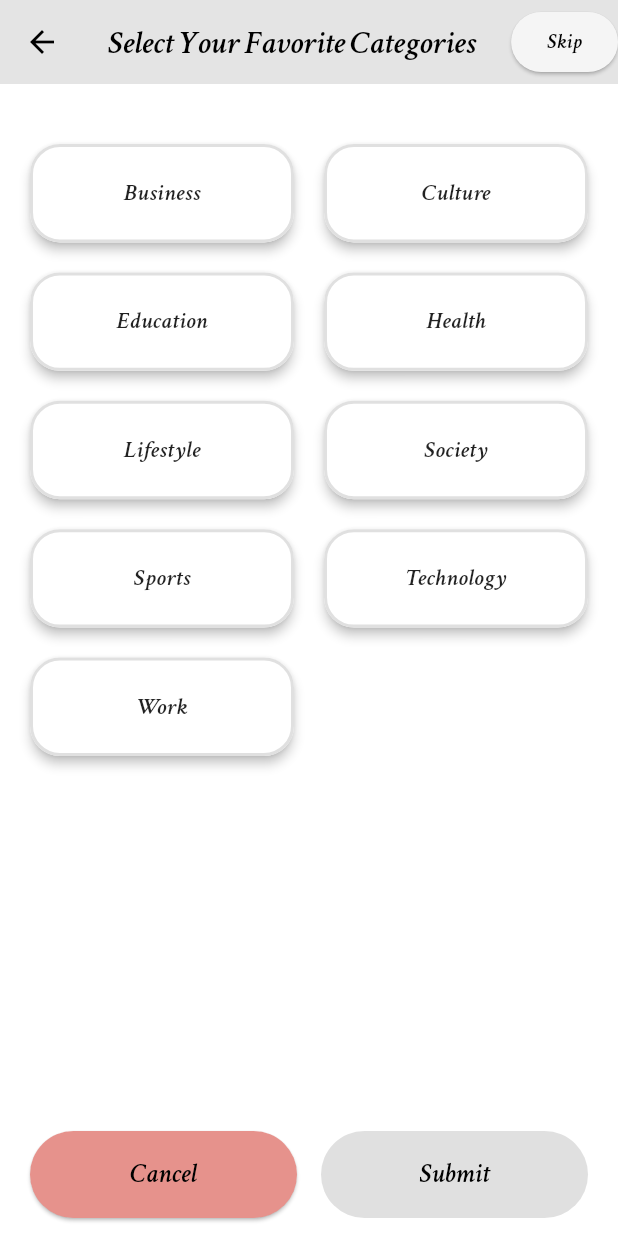
After one commit to AswinSudhakar/InkBloom-Blog-App, a Flutter app: the CategoryScreenstart screen opened directly, on a phone screen of 412 x 824 dp. The commit adds this screen. Run offline on Flutter 3.47's test engine with Material 3 defaults, Android fonts, the light colour scheme and no system bars; our stand-ins replace anim_search_bar, connectivity_plus, fluttertoast, font_awesome_flutter, google_fonts, image_picker and 3 more; accounts and stored records are empty; network calls fail.

```diff
--- a/lib/View/authentication/login.dart
+++ b/lib/View/authentication/login.dart
@@ -1,6 +1,7 @@
 import 'package:flutter/material.dart';
 import 'package:inkbloom/View/blogscreens/mainhome.dart';
 import 'package:inkbloom/View/drawer/categoryseleection.dart';
+import 'package:inkbloom/View/drawer/categorystart.dart';
 import 'package:inkbloom/ViewModel/userprovider.dart';
 import 'package:inkbloom/models/user/usermodel.dart';
 import 'package:inkbloom/service/authservice.dart';
@@ -46,7 +47,7 @@ class _LoginScreenState extends State<LoginScreen> {
             Navigator.pushReplacement(
               context,
               MaterialPageRoute(
-                builder: (_) => CategoryScreen(),
+                builder: (_) => CategoryScreenstart(),
               ),
             );
           } else {
--- a/lib/View/blogscreens/blogdetail.dart
+++ b/lib/View/blogscreens/blogdetail.dart
@@ -173,6 +173,7 @@ class _BlogDetailState extends State<BlogDetail> {
                   if (loadingProgress == null) return child;
                   return Center(
                     child: CircularProgressIndicator(
+                      color: Theme.of(context).colorScheme.onPrimary,
                       value: loadingProgress.expectedTotalBytes != null
                           ? loadingProgress.cumulativeBytesLoaded /
                               loadingProgress.expectedTotalBytes!
--- a/lib/View/blogscreens/recommentedblogs.dart
+++ b/lib/View/blogscreens/recommentedblogs.dart
@@ -1,6 +1,7 @@
 import 'package:flutter/material.dart';
 import 'package:inkbloom/ViewModel/blogprovider.dart';
 import 'package:inkbloom/widgets/bloglistview.dart';
+import 'package:inkbloom/widgets/shimmer.dart';
 import 'package:provider/provider.dart';
 
 class RecommentedBlogs extends StatefulWidget {
@@ -25,7 +26,9 @@ class _RecommentedBlogsState extends State<RecommentedBlogs> {
               fontFamily: 'CrimsonText-Bold'),
         ),
       ),
-      body: RefreshIndicator(
+      body: blogprovider.isLoading
+          ? Center(child: Shimmerloading(context))
+          : RefreshIndicator(
               onRefresh: blogprovider.refreshuserpref,
               child: SingleChildScrollView(
                 child: Column(
--- /dev/null
+++ b/lib/View/drawer/categorystart.dart
@@ -0,0 +1,277 @@
+import 'package:flutter/material.dart';
+import 'package:inkbloom/View/blogscreens/mainhome.dart';
+import 'package:inkbloom/ViewModel/blogprovider.dart';
+import 'package:inkbloom/ViewModel/categoryprovider.dart';
+import 'package:provider/provider.dart';
+
+class CategoryScreenstart extends StatefulWidget {
+  const CategoryScreenstart({super.key});
+
+  @override
+  State<CategoryScreenstart> createState() => _CategoryScreenState();
+}
+
+class _CategoryScreenState extends State<CategoryScreenstart> {
+  BlogProvider blogProvider = BlogProvider();
+
+  List<String> categories = [
+    'Business',
+    'Culture',
+    'Education',
+    'Health',
+    'Lifestyle',
+    'Society',
+    'Sports',
+    'Technology',
+    'Work',
+  ];
+
+  final List<String> selectedcategories = [];
+
+  void oncategoryTappped(String category) {
+    setState(() {
+      if (selectedcategories.contains(category)) {
+        selectedcategories.remove(category);
+      } else {
+        selectedcategories.add(category);
+      }
+    });
+  }
+
+  @override
+  void initState() {
+    WidgetsBinding.instance.addPostFrameCallback((_) async {
+      final provider = Provider.of<CategoryProvider>(context, listen: false);
+      await provider.fetchusercategory();
+
+      setState(() {
+        selectedcategories.addAll(provider.usercategory);
+      });
+    });
+
+    super.initState();
+  }
+
+  void clearAllCategories() {
+    setState(() {
+      selectedcategories.clear();
+      Provider.of<CategoryProvider>(context, listen: false)
+          .updateUserCategories(selectedcategories);
+    });
+    Navigator.pop(context);
+  }
+
+  @override
+  Widget build(BuildContext context) {
+    return Scaffold(
+      backgroundColor: Theme.of(context).colorScheme.primary,
+      appBar: AppBar(
+        leading: IconButton(
+            onPressed: () {
+              Navigator.pop(context);
+            },
+            icon: Icon(
+              Icons.arrow_back,
+              color: Theme.of(context).colorScheme.onPrimary,
+            )),
+        title: Text(
+          'Select Your Favorite Categories',
+          style: TextStyle(
+              color: Theme.of(context).colorScheme.onPrimary,
+              fontWeight: FontWeight.w600,
+              fontFamily: 'CrimsonText-SemiBoldItalic'),
+        ),
+        backgroundColor: Colors.grey.withOpacity(.3),
+        foregroundColor: Colors.black,
+        elevation: 4,
+        actions: [
+          ElevatedButton(
+              onPressed: () => Navigator.pushReplacement(
+                  context,
+                  MaterialPageRoute(
+                    builder: (context) => Mainhome(),
+                  )),
+              child: Text(
+                'Skip',
+                style: TextStyle(
+                    color: Theme.of(context).colorScheme.onPrimary,
+                    fontFamily: 'CrimsonText-SemiBoldItalic'),
+              ))
+        ],
+      ),
+      body: Padding(
+        padding: const EdgeInsets.all(16),
+        child: Column(
+          children: [
+            // // Clear All Button
+            // Row(
+            //   mainAxisAlignment: MainAxisAlignment.start,
+            //   children: [
+            //     ElevatedButton(
+            //       onPressed: () {
+            //         clearAllCategories();
+            //       },
+            //       style: ElevatedButton.styleFrom(
+            //         padding: EdgeInsets.symmetric(vertical: 16),
+            //         backgroundColor: const Color.fromARGB(255, 212, 107, 107),
+            //         shape: RoundedRectangleBorder(
+            //           borderRadius: BorderRadius.circular(10),
+            //         ),
+            //       ),
+            //       child: Text(
+            //         'Clear All',
+            //         style: TextStyle(
+            //           fontSize: 18,
+            //           color: Colors.white,
+            //           fontFamily: 'CrimsonText-SemiBoldItalic',
+            //         ),
+            //       ),
+            //     ),
+            //   ],
+            // ),
+            SizedBox(
+              height: 20,
+            ),
+            Expanded(
+              child: GridView.builder(
+                itemCount: categories.length,
+                gridDelegate: SliverGridDelegateWithFixedCrossAxisCount(
+                  crossAxisCount: 2, // 2 columns
+                  mainAxisSpacing: 12,
+                  crossAxisSpacing: 12,
+                  childAspectRatio: 2.5,
+                ),
+                itemBuilder: (context, index) {
+                  final category = categories[index];
+                  final isSelected = selectedcategories.contains(category);
+
+                  return GestureDetector(
+                    onTap: () => oncategoryTappped(category),
+                    child: Card(
+                      elevation: 3,
+                      shape: RoundedRectangleBorder(
+                        borderRadius: BorderRadius.circular(20),
+                        side: BorderSide(
+                          color:
+                              isSelected ? Colors.grey : Colors.grey.shade300,
+                          width: 2,
+                        ),
+                      ),
+                      color: isSelected
+                          ? Colors.grey.withOpacity(0.8)
+                          : Colors.white,
+                      child: Center(
+                        child: Text(
+                          category,
+                          style: TextStyle(
+                            fontWeight: FontWeight.bold,
+                            fontFamily: 'CrimsonText-SemiBoldItalic',
+                            color: isSelected ? Colors.white : Colors.black87,
+                            fontSize: 16,
+                          ),
+                        ),
+                      ),
+                    ),
+                  );
+                },
+              ),
+            ),
+          ],
+        ),
+      ),
+      // bottomNavigationBar: Container(
+      //   padding: EdgeInsets.symmetric(horizontal: 20, vertical: 12),
+      //   child: ElevatedButton(
+      //     style: ElevatedButton.styleFrom(
+      //       padding: EdgeInsets.symmetric(vertical: 16),
+      //       backgroundColor: Colors.grey.shade300,
+      //       shape: RoundedRectangleBorder(
+      //         borderRadius: BorderRadius.circular(30),
+      //       ),
+      //       elevation: 5,
+      //     ),
+      //     onPressed: () {
+      //       Provider.of<CategoryProvider>(context, listen: false)
+      //           .updateUserCategories(selectedcategories);
+      //       print('Selected categories: $selectedcategories');
+      //       Navigator.push(
+      //           context,
+      //           MaterialPageRoute(
+      //             builder: (context) => HomeScreen2(),
+      //           ));
+      //     },
+      //     child: Text(
+      //       'Submit',
+      //       style: TextStyle(
+      //           fontSize: 18,
+      //           color: Colors.black,
+      //           fontFamily: 'CrimsonText-SemiBoldItalic'),
+      //     ),
+      //   ),
+      // ),
+
+      bottomNavigationBar: Padding(
+        padding: const EdgeInsets.symmetric(horizontal: 20, vertical: 12),
+        child: Row(
+          children: [
+            Expanded(
+              child: ElevatedButton(
+                onPressed: () {
+                  Navigator.pop(context); // 👈 Cancels and goes back
+                },
+                style: ElevatedButton.styleFrom(
+                  padding: EdgeInsets.symmetric(vertical: 16),
+                  backgroundColor: Theme.of(context).colorScheme.error,
+                  shape: RoundedRectangleBorder(
+                    borderRadius: BorderRadius.circular(30),
+                  ),
+                ),
+                child: Text(
+                  'Cancel',
+                  style: TextStyle(
+                    fontSize: 18,
+                    color: Theme.of(context).colorScheme.onPrimary,
+                    fontFamily: 'CrimsonText-SemiBoldItalic',
+                  ),
+                ),
+              ),
+            ),
+            SizedBox(width: 16),
+            Expanded(
+              child: ElevatedButton(
+                onPressed: selectedcategories.isEmpty
+                    ? null
+                    : () {
+                        Provider.of<CategoryProvider>(context, listen: false)
+                            .updateUserCategories(selectedcategories);
+                        debugPrint('Selected categories: $selectedcategories');
+
+                        Navigator.pushAndRemoveUntil(
+                          context,
+                          MaterialPageRoute(builder: (context) => Mainhome()),
+                          (route) => false,
+                        );
+                      },
+                style: ElevatedButton.styleFrom(
+                  padding: EdgeInsets.symmetric(vertical: 16),
+                  backgroundColor: Colors.grey.shade300,
+                  shape: RoundedRectangleBorder(
+                    borderRadius: BorderRadius.circular(30),
+                  ),
+                ),
+                child: Text(
+                  'Submit',
+                  style: TextStyle(
+                    fontSize: 18,
+                    color: Colors.black,
+                    fontFamily: 'CrimsonText-SemiBoldItalic',
+                  ),
+                ),
+              ),
+            ),
+          ],
+        ),
+      ),
+    );
+  }
+}
--- a/lib/widgets/drawer.dart
+++ b/lib/widgets/drawer.dart
@@ -5,6 +5,7 @@ import 'package:inkbloom/View/drawer/privacyandpolicy.dart';
 import 'package:inkbloom/View/drawer/settings.dart';
 import 'package:inkbloom/ViewModel/userprovider.dart';
 import 'package:inkbloom/service/authservice.dart';
+import 'package:inkbloom/widgets/shimmer.dart';
 import 'package:provider/provider.dart';
 
 class AppDrawer extends StatefulWidget {
@@ -150,6 +151,11 @@ class _AppDrawerState extends State<AppDrawer> {
                     icon: Icons.logout,
                     text: "Logout",
                     onTap: () => authservice.logOut(context),
+                  ),
+                  _buildDrawerItem(
+                    icon: Icons.newspaper,
+                    text: "Logout",
+                    onTap: () => _navigateTo(context, Shimmerloading(context)),
                   ),
                 ],
               ),
```
Also changed, not shown: lib/View/blogscreens/favoritescreen.dart (+2 -7 lines), lib/View/blogscreens/home2.dart (+23 -34 lines), lib/View/blogscreens/myblogs.dart (+2 -7 lines), lib/View/blogscreens/searchscreen.dart (+12 -3 lines), lib/View/drawer/categoryseleection.dart (+75 -60 lines), lib/test.dart (+26 -20 lines), lib/widgets/bloglistview.dart (+11 -3 lines), lib/widgets/shimmer.dart (added, +98 -0 lines). Lines whose indentation alone changed are shown as unchanged.
